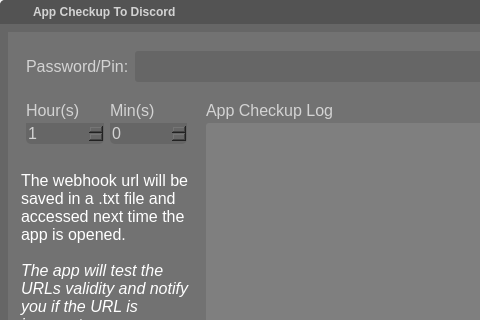
Before: the Qt Designer form g.ui in g-ulrich/AppCheckupToDiscord, drawn with Qt 5; both pictures show x 0 to 480 and y 0 to 320 of the 759 by 592 pixel window.
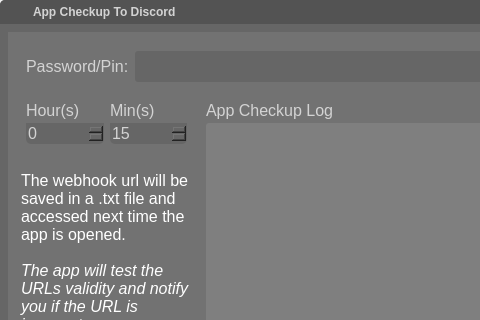
After: the same form once the commit is applied. Icons and pictures are not drawn.

```diff
--- a/g.ui
+++ b/g.ui
@@ -561,7 +561,7 @@
                                    <item>
                                     <widget class="QSpinBox" name="hrs">
                                      <property name="value">
-                                      <number>1</number>
+                                      <number>0</number>
                                      </property>
                                     </widget>
                                    </item>
@@ -601,9 +601,15 @@
                                    </item>
                                    <item>
                                     <widget class="QSpinBox" name="mins">
+                                     <property name="minimum">
+                                      <number>15</number>
+                                     </property>
                                      <property name="maximum">
                                       <number>60</number>
                                      </property>
+                                     <property name="value">
+                                      <number>15</number>
+                                     </property>
                                     </widget>
                                    </item>
                                   </layout>
```
